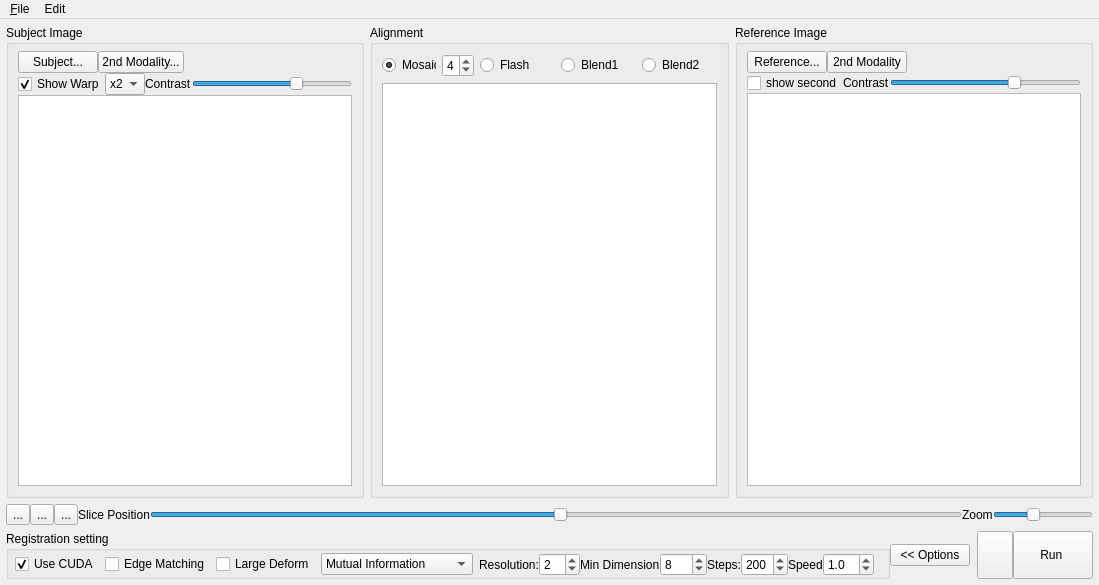
This is regtoolbox.ui in frankyeh/DSI-Studio as Qt 5 draws it before an edit. The edited form follows.
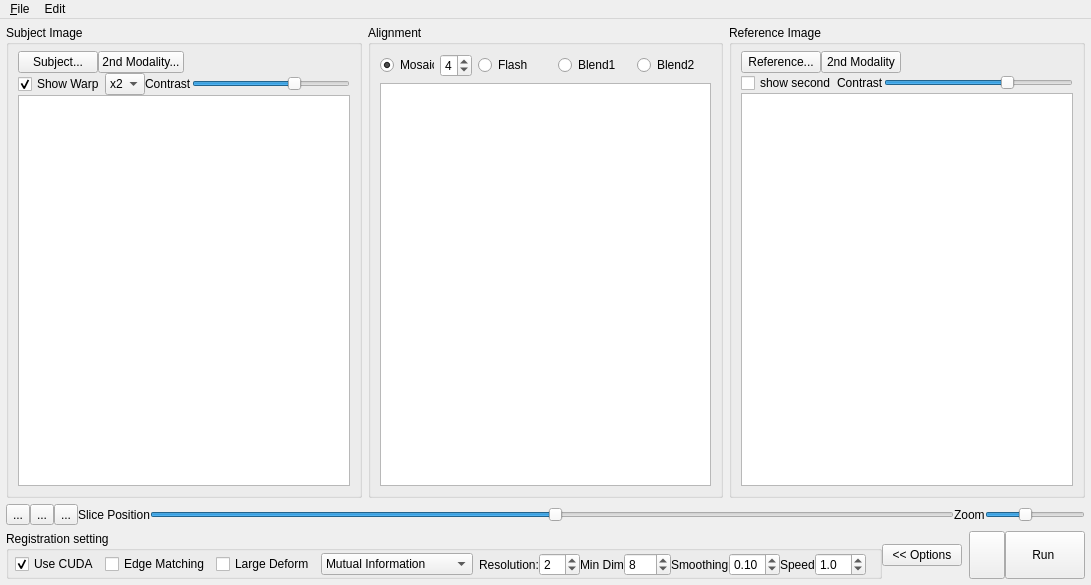
This is the edited form. Icons and pictures are not drawn.

The edit to the form file:
```diff
--- a/regtoolbox.ui
+++ b/regtoolbox.ui
@@ -722,7 +722,7 @@
                <item>
                 <widget class="QLabel" name="label_10">
                  <property name="text">
-                  <string>Min Dimension</string>
+                  <string>Min Dim</string>
                  </property>
                 </widget>
                </item>
@@ -745,20 +745,20 @@
                   <string>&lt;html&gt;&lt;head/&gt;&lt;body&gt;&lt;p&gt;Registeration iterations. Increase this value for mapping larger differences&lt;/p&gt;&lt;/body&gt;&lt;/html&gt;</string>
                  </property>
                  <property name="text">
-                  <string>Steps:</string>
+                  <string>Smoothing</string>
                  </property>
                 </widget>
                </item>
                <item>
-                <widget class="QSpinBox" name="steps">
-                 <property name="minimum">
-                  <number>1</number>
+                <widget class="QDoubleSpinBox" name="smoothing">
+                 <property name="decimals">
+                  <number>2</number>
                  </property>
                  <property name="maximum">
-                  <number>500</number>
+                  <double>0.900000000000000</double>
                  </property>
                  <property name="value">
-                  <number>200</number>
+                  <double>0.100000000000000</double>
                  </property>
                 </widget>
                </item>
```
Left out of the diff: 5 changed lines with no effect on the pictures.
